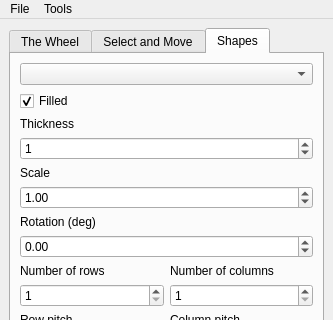
Before: the Qt Designer form main_window.ui in tortugueta/OET, drawn with Qt 5; both pictures show x 0 to 333 and y 0 to 320 of the 333 by 655 pixel window.
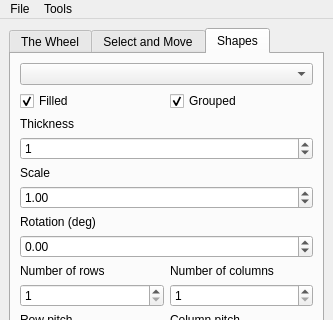
After: the same form once the commit is applied.

Commit message: Add "group" flag in the shapes tab to control all items as a group or independently.

```diff
--- a/main_window.ui
+++ b/main_window.ui
@@ -1020,6 +1020,8 @@
          <widget class="QComboBox" name="tab3_shapesComboBox"/>
         </item>
         <item>
+         <layout class="QHBoxLayout" name="horizontalLayout_2">
+          <item>
          <widget class="QCheckBox" name="tab3_filledCheckBox">
           <property name="text">
            <string>Filled</string>
@@ -1028,6 +1030,18 @@
            <bool>true</bool>
           </property>
          </widget>
+          </item>
+          <item>
+           <widget class="QCheckBox" name="tab3_groupedCheckBox">
+            <property name="text">
+             <string>Grouped</string>
+            </property>
+            <property name="checked">
+             <bool>true</bool>
+            </property>
+           </widget>
+          </item>
+         </layout>
         </item>
         <item>
          <layout class="QVBoxLayout" name="verticalLayout_19">
```
Lines whose indentation alone changed are shown as unchanged. The commit also changes 2 other files.
